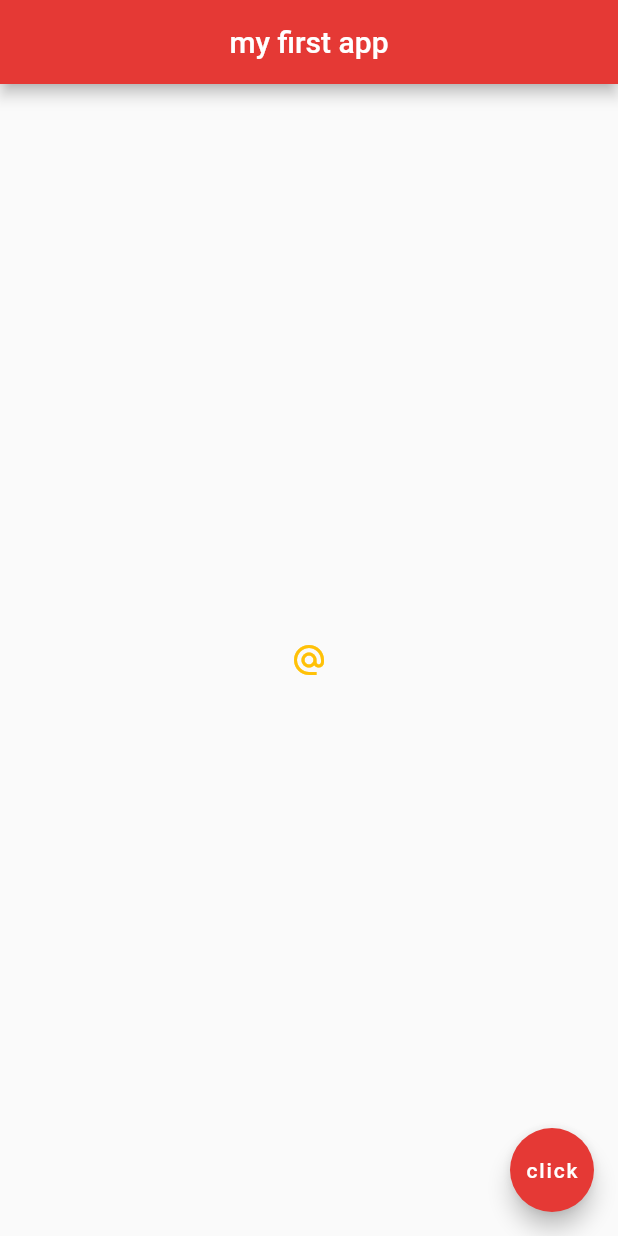
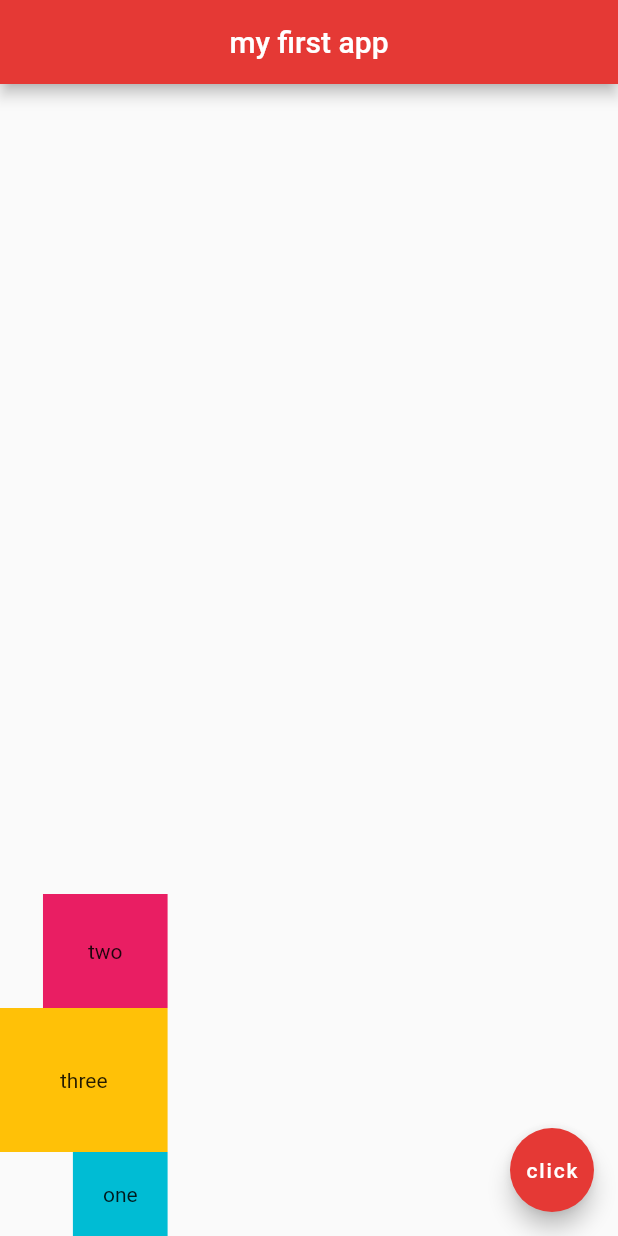
Before and after one commit to chemedev/flutter-tutorial, a Flutter app: the screen it shows after launch, on a phone screen of 412 x 824 dp. Run offline on Flutter 3.47's test engine with Material 2 defaults, Android fonts, the phone set to English and light mode, and no system bars.

Commit message:
containers-padding-rows-cols

```diff
--- a/lib/main.dart
+++ b/lib/main.dart
@@ -15,14 +15,23 @@ class Home extends StatelessWidget {
         centerTitle: true,
         backgroundColor: Colors.red[600],
       ),
-      body: Center(
-        child: IconButton(
-          onPressed: () {
-            print('you clicked me');
-          },
-          icon: Icon(Icons.alternate_email),
-          color: Colors.amber,
-        )
+      body: Column(
+        mainAxisAlignment: MainAxisAlignment.end,
+        crossAxisAlignment: CrossAxisAlignment.end,
+        children: <Widget>[
+          Container(
+              padding: EdgeInsets.all(30.0),
+              color: Colors.pink,
+              child: Text('two')),
+          Container(
+              padding: EdgeInsets.all(40.0),
+              color: Colors.amber,
+              child: Text('three')),
+          Container(
+              padding: EdgeInsets.all(20.0),
+              color: Colors.cyan,
+              child: Text('one')),
+        ],
       ),
       floatingActionButton: FloatingActionButton(
         onPressed: () {},
```
